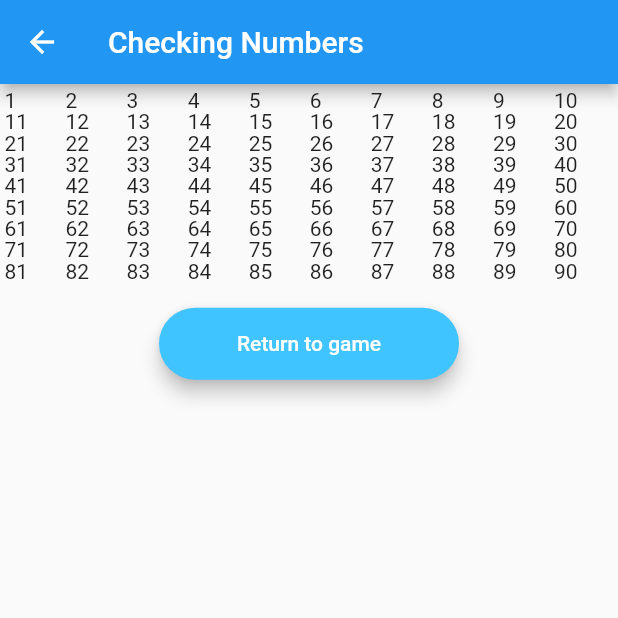
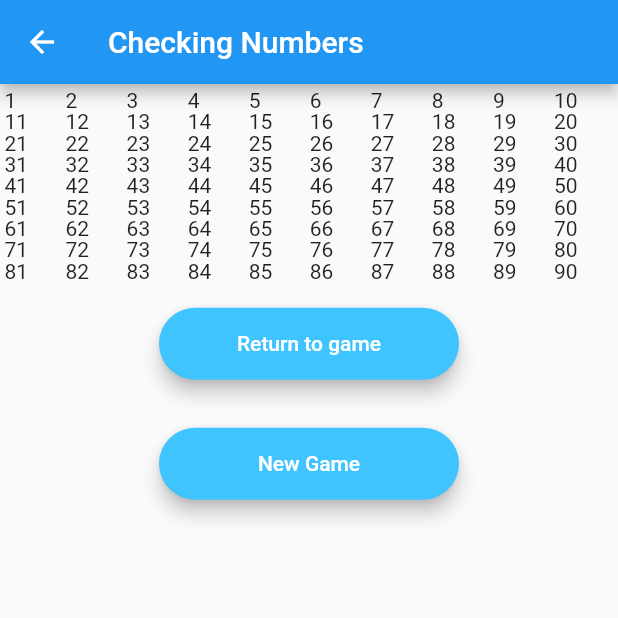
Before and after one commit to waspyfaeleith/flutter_dart_bingo_machine, a Flutter app: the screen it shows after launch, after a tap on "House Called", on a phone screen of 412 x 824 dp, the top half of it. Run offline on Flutter 3.47's test engine with Material 2 defaults, Android fonts, the phone set to English and light mode, and no system bars.

Commit message:
can now reset the game

```diff
--- a/lib/check_screen.dart
+++ b/lib/check_screen.dart
@@ -5,8 +5,9 @@ import 'components/rounded_button.dart';
 class CheckScreen extends StatelessWidget {
 
   final List<int> calledNumbers;
+  final Function resetGameCallback;
 
-  CheckScreen({this.calledNumbers});
+  CheckScreen({this.calledNumbers, this.resetGameCallback});
 
   @override
   Widget build(BuildContext context) {
@@ -49,6 +50,14 @@ class CheckScreen extends StatelessWidget {
                   Navigator.pop(context);
                 },
               ),
+              RoundedButton(
+                title: 'New Game',
+                color: Colors.lightBlueAccent,
+                onPressed: () {
+                  resetGameCallback();
+                  Navigator.pop(context);
+                },
+              ),
         ],
       ),
     ),
--- a/lib/main.dart
+++ b/lib/main.dart
@@ -86,6 +86,7 @@ class _MyHomePageState extends State<MyHomePage> {
                   context,
                   MaterialPageRoute(builder: (context) => CheckScreen(
                     calledNumbers: calledNumbers,
+                    resetGameCallback: _reset,
                   )),
                 );
               },
```
